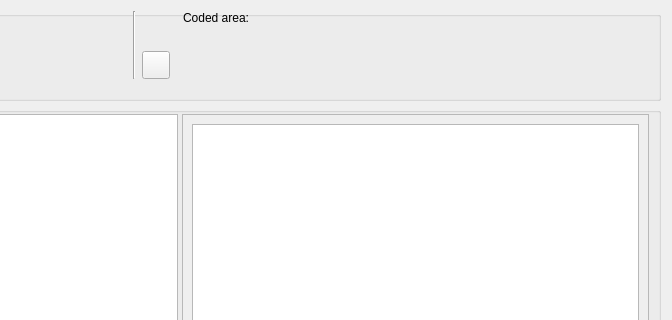
Qt form GUI_UIs/ui_dialog_code_image.ui (ccbogel/QualCoder) before a commit; both pictures show x 278 to 950 and y 0 to 320 of the 950 by 663 pixel window.
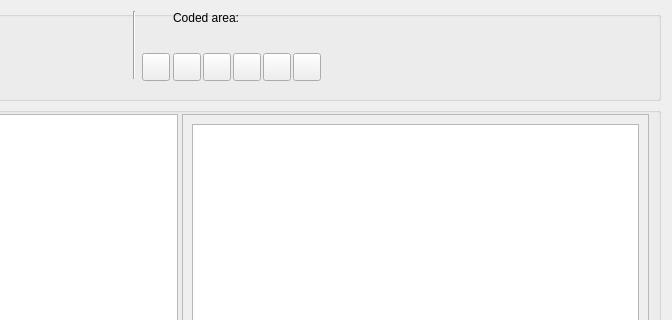
The same form after that commit.

Commit message: added buttons for zoom, rotate, captions

What changed in the file:
```diff
--- a/GUI_UIs/ui_dialog_code_image.ui
+++ b/GUI_UIs/ui_dialog_code_image.ui
@@ -79,10 +79,10 @@
      <widget class="QLabel" name="label_coded_area">
       <property name="geometry">
        <rect>
-        <x>450</x>
+        <x>440</x>
         <y>0</y>
-        <width>451</width>
-        <height>71</height>
+        <width>481</width>
+        <height>41</height>
        </rect>
       </property>
       <property name="text">
@@ -131,7 +131,7 @@
       <property name="geometry">
        <rect>
         <x>409</x>
-        <y>40</y>
+        <y>42</y>
         <width>28</width>
         <height>28</height>
        </rect>
@@ -159,6 +159,86 @@
        <string/>
       </property>
      </widget>
+     <widget class="QPushButton" name="pushButton_captions">
+      <property name="geometry">
+       <rect>
+        <x>440</x>
+        <y>42</y>
+        <width>28</width>
+        <height>28</height>
+       </rect>
+      </property>
+      <property name="toolTip">
+       <string>&lt;html&gt;&lt;head/&gt;&lt;body&gt;&lt;p&gt;Show captions&lt;/p&gt;&lt;/body&gt;&lt;/html&gt;</string>
+      </property>
+      <property name="text">
+       <string/>
+      </property>
+     </widget>
+     <widget class="QPushButton" name="pushButton_zoom_in">
+      <property name="geometry">
+       <rect>
+        <x>470</x>
+        <y>42</y>
+        <width>28</width>
+        <height>28</height>
+       </rect>
+      </property>
+      <property name="toolTip">
+       <string>&lt;html&gt;&lt;head/&gt;&lt;body&gt;&lt;p&gt;Zoom in. W or +&lt;/p&gt;&lt;/body&gt;&lt;/html&gt;</string>
+      </property>
+      <property name="text">
+       <string/>
+      </property>
+     </widget>
+     <widget class="QPushButton" name="pushButton_zoom_out">
+      <property name="geometry">
+       <rect>
+        <x>500</x>
+        <y>42</y>
+        <width>28</width>
+        <height>28</height>
+       </rect>
+      </property>
+      <property name="toolTip">
+       <string>&lt;html&gt;&lt;head/&gt;&lt;body&gt;&lt;p&gt;Zoom out. Q or -&lt;/p&gt;&lt;/body&gt;&lt;/html&gt;</string>
+      </property>
+      <property name="text">
+       <string/>
+      </property>
+     </widget>
+     <widget class="QPushButton" name="pushButton_rotate_counter">
+      <property name="geometry">
+       <rect>
+        <x>530</x>
+        <y>42</y>
+        <width>28</width>
+        <height>28</height>
+       </rect>
+      </property>
+      <property name="toolTip">
+       <string>&lt;html&gt;&lt;head/&gt;&lt;body&gt;&lt;p&gt;Rotate counter-clockwise&lt;/p&gt;&lt;/body&gt;&lt;/html&gt;</string>
+      </property>
+      <property name="text">
+       <string/>
+      </property>
+     </widget>
+     <widget class="QPushButton" name="pushButton_rotate_clock">
+      <property name="geometry">
+       <rect>
+        <x>560</x>
+        <y>42</y>
+        <width>28</width>
+        <height>28</height>
+       </rect>
+      </property>
+      <property name="toolTip">
+       <string>&lt;html&gt;&lt;head/&gt;&lt;body&gt;&lt;p&gt;Rotate clockwise&lt;/p&gt;&lt;/body&gt;&lt;/html&gt;</string>
+      </property>
+      <property name="text">
+       <string/>
+      </property>
+     </widget>
     </widget>
    </item>
    <item row="4" column="0">
```
